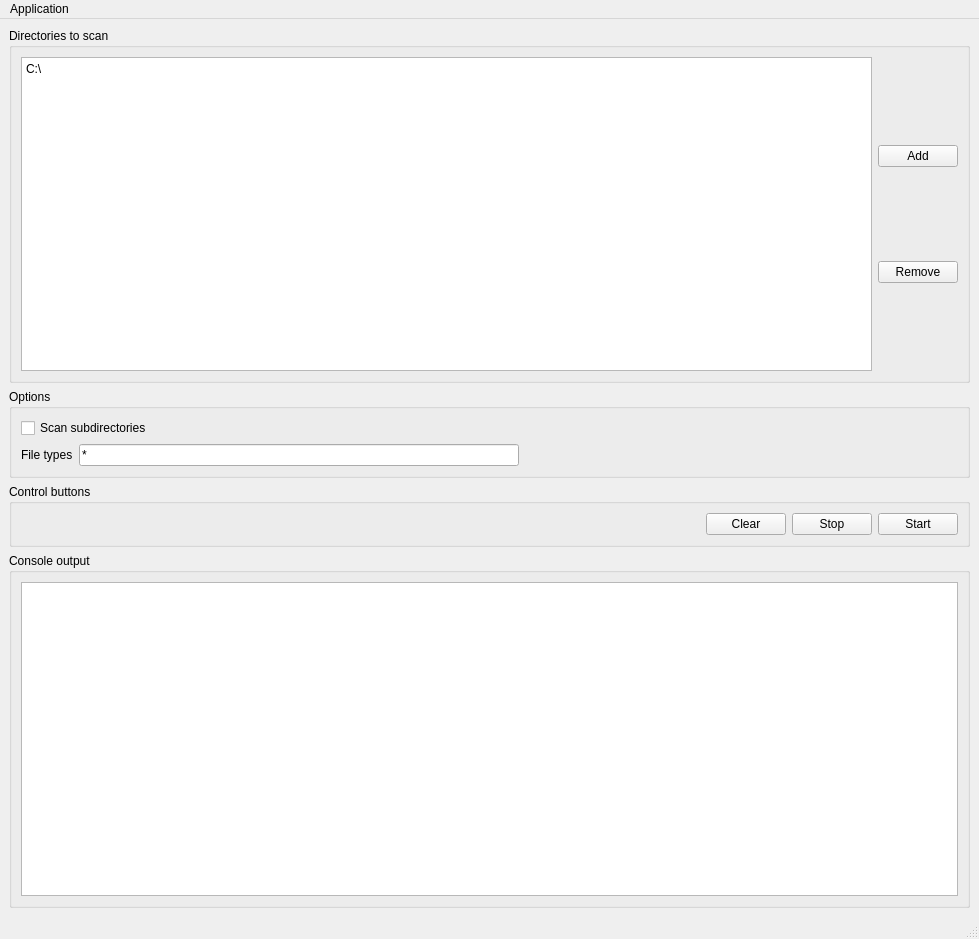
Qt form OpenFileOrganizer.ui (robertpel83/FileOrganizer) before a commit.
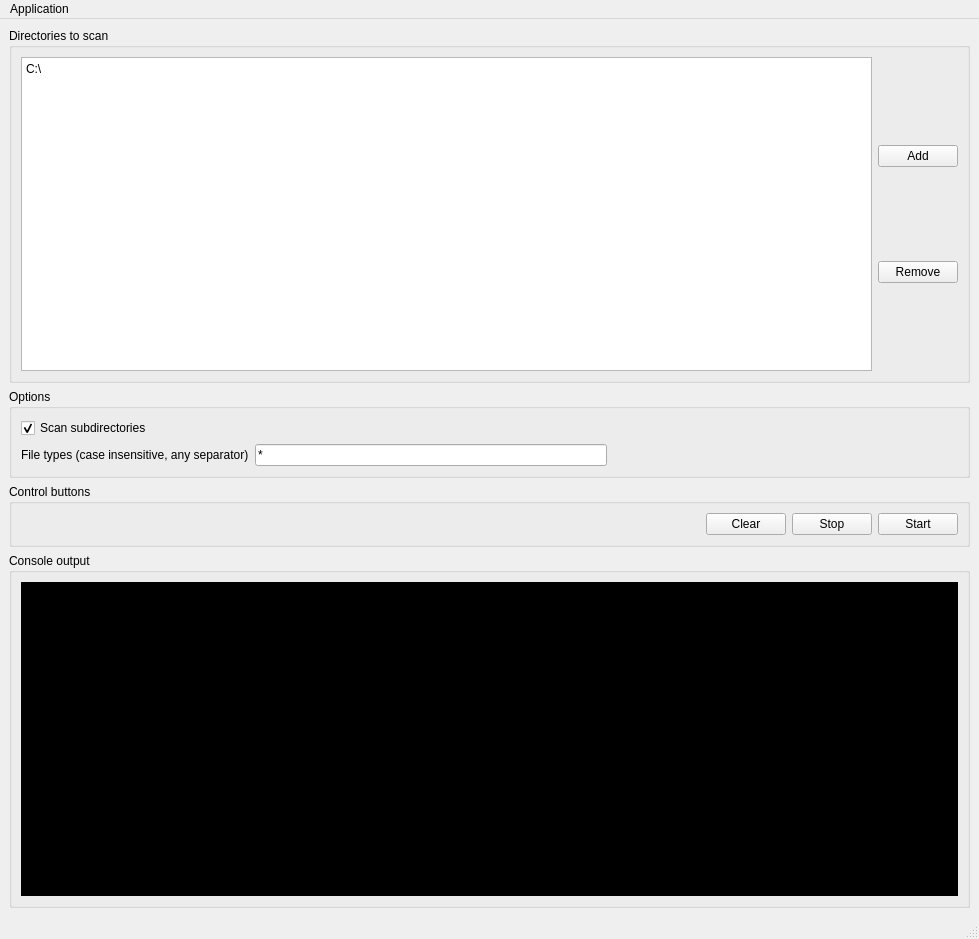
The same form after that commit.

The edit to the form file:
```diff
--- a/OpenFileOrganizer.ui
+++ b/OpenFileOrganizer.ui
@@ -70,6 +70,9 @@
                <property name="text">
                 <string>Scan subdirectories</string>
                </property>
+               <property name="checked">
+                <bool>true</bool>
+               </property>
               </widget>
              </item>
              <item row="2" column="2">
@@ -92,7 +95,7 @@
              <item>
               <widget class="QLabel" name="fileTypesLabel">
                <property name="text">
-                <string>File types</string>
+                <string>File types (case insensitive, any separator)</string>
                </property>
               </widget>
              </item>
@@ -177,7 +180,29 @@
         </property>
         <layout class="QHBoxLayout" name="horizontalLayout_3">
          <item>
-          <widget class="QPlainTextEdit" name="consoleOutputPlainTextEdit"/>
+          <widget class="QPlainTextEdit" name="consoleOutputPlainTextEdit">
+           <property name="font">
+            <font>
+             <family>Lucida Sans Unicode</family>
+             <pointsize>10</pointsize>
+            </font>
+           </property>
+           <property name="autoFillBackground">
+            <bool>false</bool>
+           </property>
+           <property name="styleSheet">
+            <string notr="true">background-color:black;color:white;</string>
+           </property>
+           <property name="undoRedoEnabled">
+            <bool>false</bool>
+           </property>
+           <property name="readOnly">
+            <bool>true</bool>
+           </property>
+           <property name="centerOnScroll">
+            <bool>true</bool>
+           </property>
+          </widget>
          </item>
         </layout>
        </widget>
```
Left out of the diff: 2 changed lines with no effect on the pictures.
